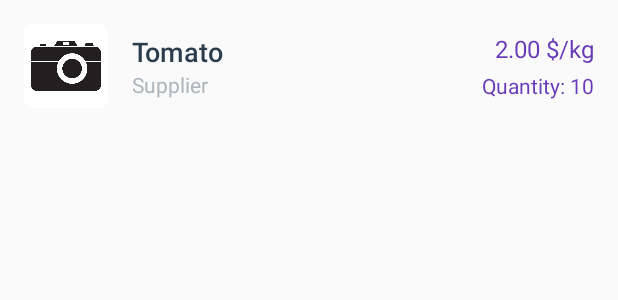
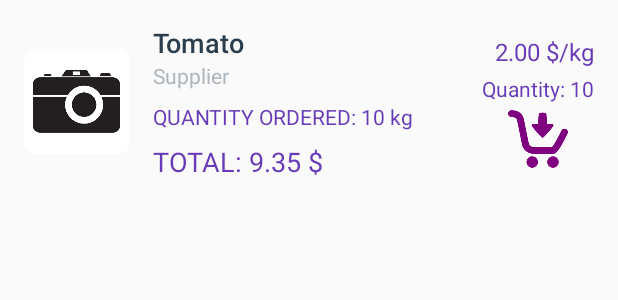
Before and after one commit to Awareness101/FruitMarket, an Android app: the layout list_item.xml on its own in the app's theme, with its tools: preview values and no code run, on a phone screen of 412 x 824 dp. Shown: the top 300 px of the screen. Run offline under Robolectric (Android 15) with nearby library versions, the phone set to English and light mode, and no system bars.

Commit message:
Changes for submitting

```diff
--- a/app/src/main/java/com/example/android/fruitmarket/CatalogActivity.java
+++ b/app/src/main/java/com/example/android/fruitmarket/CatalogActivity.java
@@ -103,7 +103,7 @@ public class CatalogActivity extends AppCompatActivity implements
         // Use the {@link FruitEntry#CONTENT_URI} to indicate that we want to insert
         // into the fruits database table.
         // Receive the new content URI that will allow us to access Tomato's data in the future.
-        Uri newUri = getContentResolver().insert(FruitEntry.CONTENT_URI, values);
+        getContentResolver().insert(FruitEntry.CONTENT_URI, values);
         Toast.makeText(this, "Dummy data inserted", Toast.LENGTH_SHORT).show();
     }
 
--- a/app/src/main/res/layout/activity_editor.xml
+++ b/app/src/main/res/layout/activity_editor.xml
@@ -116,7 +116,8 @@
                 <!-- Image field -->
                 <ImageView
                     android:id="@+id/image_fruit_picture"
-                    style="@style/ImageStyle"/>
+                    style="@style/ImageStyle"
+                    android:contentDescription="@string/category_image" />
             </RelativeLayout>
         </LinearLayout>
     </LinearLayout>
--- a/app/src/main/res/layout/list_item.xml
+++ b/app/src/main/res/layout/list_item.xml
@@ -12,10 +12,11 @@
 
     <ImageView
         android:id="@+id/product_image"
-        android:layout_width="56dp"
-        android:layout_height="56dp"
-        android:src="@drawable/ic_new_image"
-        android:contentDescription="@string/category_image" />
+        android:layout_width="70dp"
+        android:layout_height="70dp"
+        android:layout_gravity="center_vertical"
+        android:contentDescription="@string/category_image"
+        android:src="@drawable/ic_new_image" />
 
     <LinearLayout
         android:layout_width="0dp"
@@ -43,6 +44,23 @@
             android:textAppearance="?android:textAppearanceSmall"
             android:textColor="#AEB6BD"
             tools:text="Supplier" />
+
+        <TextView
+            android:id="@+id/quantity_ordered"
+            android:layout_width="wrap_content"
+            android:layout_height="wrap_content"
+            android:layout_marginTop="@dimen/margin_top"
+            android:fontFamily="sans-serif"
+            android:textAppearance="?android:textAppearanceSmall"
+            android:textColor="@color/colorAccent"
+            tools:text="QUANTITY ORDERED: 10 kg" />
+
+        <TextView
+            android:id="@+id/total_order"
+            style="@style/SecondaryText"
+            android:layout_marginLeft="0dp"
+            tools:text="TOTAL: 9.35 $" />
+
     </LinearLayout>
 
     <LinearLayout
@@ -66,10 +84,19 @@
             android:id="@+id/quantity"
             android:layout_width="wrap_content"
             android:layout_height="wrap_content"
+            android:layout_gravity="end"
             android:paddingTop="4dp"
-            android:layout_gravity="end"
             android:textColor="@color/colorAccent"
             android:textSize="14sp"
             tools:text="Quantity: 10" />
+
+        <ImageView
+            android:id="@+id/buy_icon"
+            android:layout_width="40dp"
+            android:layout_height="40dp"
+            android:layout_gravity="center_horizontal"
+            android:layout_marginTop="4dp"
+            android:contentDescription="@string/order"
+            android:src="@drawable/ic_buy" />
     </LinearLayout>
 </LinearLayout>
--- a/app/src/main/res/values/strings.xml
+++ b/app/src/main/res/values/strings.xml
@@ -97,7 +97,7 @@
     <string name="supplier_unknown">Unknown</string>
 
     <string name="permission">You need permission to access images from the device</string>
-    <string name="order">Order one</string>
+    <string name="order">Order</string>
     <string name="ask_for_more">Request shipment</string>
-    <string name="no_stock">We\'re sorry! There\'s no more stock available for this product You can request a shipment instead</string>
+    <string name="no_stock">We\'re sorry! There\'s no more stock available for this product.\nYou can request a shipment instead</string>
 </resources>
```
Also changed, not shown: app/src/main/java/com/example/android/fruitmarket/EditorActivity.java (+13 -17 lines), app/src/main/java/com/example/android/fruitmarket/FruitActivity.java (+26 -30 lines), app/src/main/java/com/example/android/fruitmarket/FruitCursorAdapter.java (+45 -5 lines), app/src/main/res/layout/activity_fruit.xml (+25 -37 lines).
